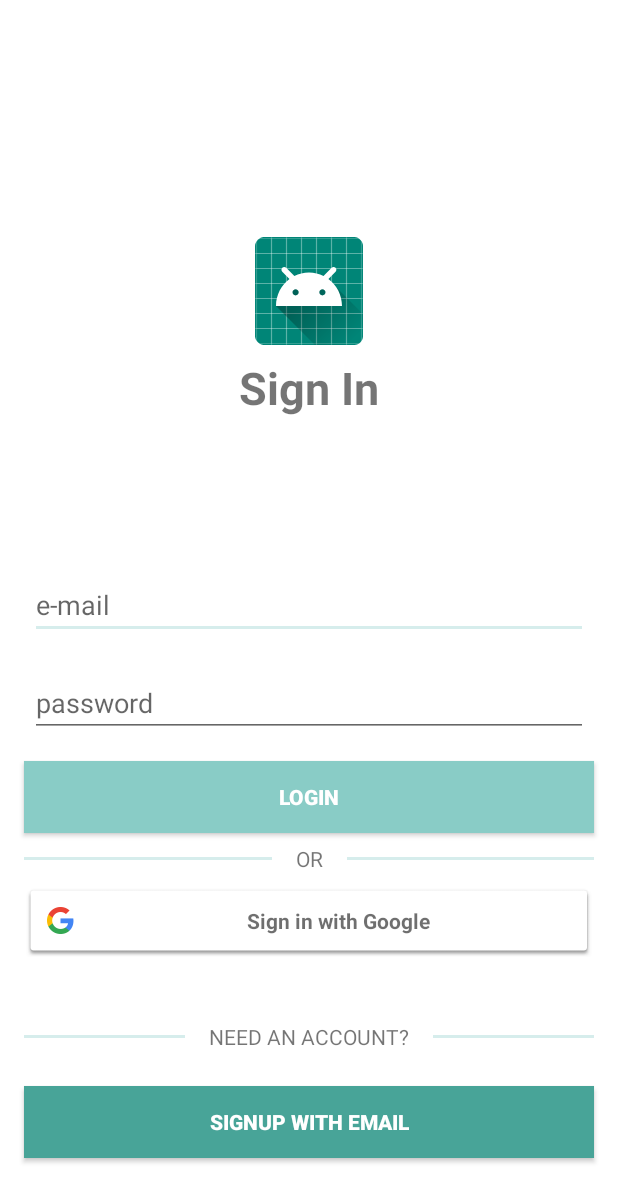
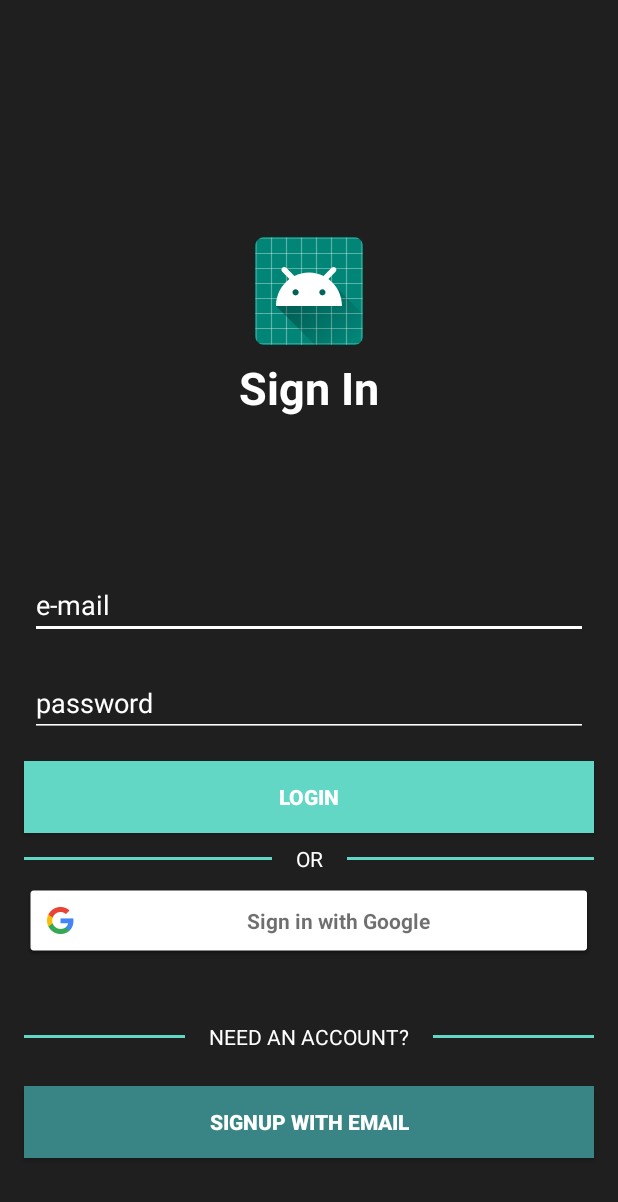
Before and after one commit to albertbecervas/SoundApp, an Android app: the layout fragment_login.xml on its own in the app's theme, with its tools: preview values and no code run, on a phone screen of 412 x 824 dp. Shown: the top 1202 px of the screen. Run offline under Robolectric (Android 15) with nearby library versions, the phone set to English and light mode, and no system bars.

Commit message:
add principal styles

```diff
--- a/app-resources/src/main/res/values/colors.xml
+++ b/app-resources/src/main/res/values/colors.xml
@@ -1,7 +1,13 @@
 <?xml version="1.0" encoding="utf-8"?>
 <resources>
-    <color name="colorPrimary">#89CCC6</color>
-    <color name="colorPrimaryDark">#48A498</color>
-    <color name="colorAccent">#D6EDEC</color>
+    <color name="colorPrimary">#1F1F1F</color>
+    <color name="colorPrimaryDark">@color/black</color>
+    <color name="colorAccent">#62D7C6</color>
+    <color name="colorAccentVariant">#398585</color>
+
+    <color name="background">#121212</color>
+    <color name="cardBackground">#1E1E1E</color>
+    <color name="black">#000000</color>
+    <color name="white">#FFFFFF</color>
 
 </resources>
--- a/app-resources/src/main/res/values/styles.xml
+++ b/app-resources/src/main/res/values/styles.xml
@@ -4,13 +4,16 @@
         <item name="colorPrimary">@color/colorPrimary</item>
         <item name="colorPrimaryDark">@color/colorPrimaryDark</item>
         <item name="colorAccent">@color/colorAccent</item>
+        <item name="android:windowBackground">@color/background</item>
+        <item name="android:textColor">@android:color/white</item>
     </style>
 
     <style name="FullScreenTheme" parent="Theme.AppCompat.Light.NoActionBar">
         <item name="colorPrimary">@color/colorPrimary</item>
         <item name="colorPrimaryDark">@color/colorPrimaryDark</item>
         <item name="colorAccent">@color/colorAccent</item>
-        <item name="android:windowBackground">@color/colorPrimary</item>
+        <item name="android:windowBackground">@color/background</item>
+        <item name="android:textColor">@android:color/white</item>
     </style>
 
 </resources>
--- a/components/src/main/java/com/abecerra/components/bottomnavigation/BottomNavigationComponent.kt
+++ b/components/src/main/java/com/abecerra/components/bottomnavigation/BottomNavigationComponent.kt
@@ -3,6 +3,8 @@ package com.abecerra.components.bottomnavigation
 import android.content.Context
 import android.util.AttributeSet
 import android.widget.LinearLayout
+import androidx.core.content.ContextCompat
+import androidx.core.view.ViewCompat
 import com.abecerra.components.R
 import com.abecerra.components.bottomnavigation.viewModel.NavigationItem
 import com.abecerra.components.bottomnavigation.viewModel.NavigationItemMapper
@@ -38,6 +40,9 @@ class BottomNavigationComponent : LinearLayout {
 
     private fun init() {
         inflate(context, R.layout.view_bottom_navigation, this)
+        ah_bottom_nav.defaultBackgroundColor = ContextCompat.getColor(context, R.color.colorPrimary)
+        ah_bottom_nav.accentColor = ContextCompat.getColor(context, R.color.colorAccent)
+        ah_bottom_nav.inactiveColor = ContextCompat.getColor(context, R.color.white)
         ah_bottom_nav.setOnTabSelectedListener { position, wasSelected ->
             if (!wasSelected) listener?.onItemSelected(position)
             true
--- a/components/src/main/res/layout/view_bottom_navigation.xml
+++ b/components/src/main/res/layout/view_bottom_navigation.xml
@@ -2,4 +2,4 @@
 <com.aurelhubert.ahbottomnavigation.AHBottomNavigation xmlns:android="http://schemas.android.com/apk/res/android"
     android:id="@+id/ah_bottom_nav"
     android:layout_width="match_parent"
-    android:layout_height="@dimen/bottom_navigation_height" />
+    android:layout_height="@dimen/bottom_navigation_height"/>
--- a/session/src/main/res/layout/fragment_login.xml
+++ b/session/src/main/res/layout/fragment_login.xml
@@ -4,7 +4,7 @@
     xmlns:tools="http://schemas.android.com/tools"
     android:layout_width="match_parent"
     android:layout_height="match_parent"
-    android:background="@android:color/white"
+    android:background="@color/colorPrimary"
     tools:context=".login.view.LoginFragment">
 
     <androidx.constraintlayout.widget.ConstraintLayout
@@ -31,6 +31,7 @@
             android:layout_height="wrap_content"
             android:layout_marginTop="@dimen/login_title_margin_top"
             android:text="@string/sign_in"
+            android:textColor="@android:color/white"
             android:textSize="@dimen/login_title_text_size"
             android:textStyle="bold"
             app:layout_constraintEnd_toEndOf="@+id/app_logo"
@@ -64,7 +65,7 @@
         <Button
             android:id="@+id/bt_login"
             style="@style/ButtonSessionStyle"
-            android:background="@color/colorPrimary"
+            android:background="@color/colorAccent"
             android:text="@string/login"
             app:layout_constraintEnd_toEndOf="parent"
             app:layout_constraintStart_toStartOf="parent"
@@ -89,6 +90,7 @@
                 android:id="@+id/tv_already_have_account"
                 android:layout_width="wrap_content"
                 android:layout_height="wrap_content"
+                android:textColor="@color/white"
                 android:text="@string/or"
                 app:layout_constraintBottom_toBottomOf="parent"
                 app:layout_constraintEnd_toEndOf="parent"
@@ -143,6 +145,7 @@
                 android:layout_height="wrap_content"
                 android:text="@string/need_an_account"
                 android:textAllCaps="true"
+                android:textColor="@color/white"
                 app:layout_constraintBottom_toBottomOf="parent"
                 app:layout_constraintEnd_toEndOf="parent"
                 app:layout_constraintStart_toStartOf="parent"
@@ -159,7 +162,7 @@
         <Button
             android:id="@+id/bt_signup"
             style="@style/ButtonSessionStyle"
-            android:background="@color/colorPrimaryDark"
+            android:background="@color/colorAccentVariant"
             android:text="@string/signup_with_email"
             app:layout_constraintBottom_toBottomOf="parent"
             app:layout_constraintEnd_toEndOf="parent"
--- a/session/src/main/res/values/styles.xml
+++ b/session/src/main/res/values/styles.xml
@@ -4,6 +4,9 @@
         <item name="android:layout_width">@dimen/constraint_layout_zero_dp</item>
         <item name="android:layout_height">wrap_content</item>
         <item name="android:layout_margin">20dp</item>
+        <item name="android:textColor">@android:color/white</item>
+        <item name="android:textColorHint">@color/white</item>
+        <item name="android:backgroundTint">@android:color/white</item>
     </style>
 
     <style name="ButtonSessionStyle" parent="Widget.AppCompat.Button">
```
